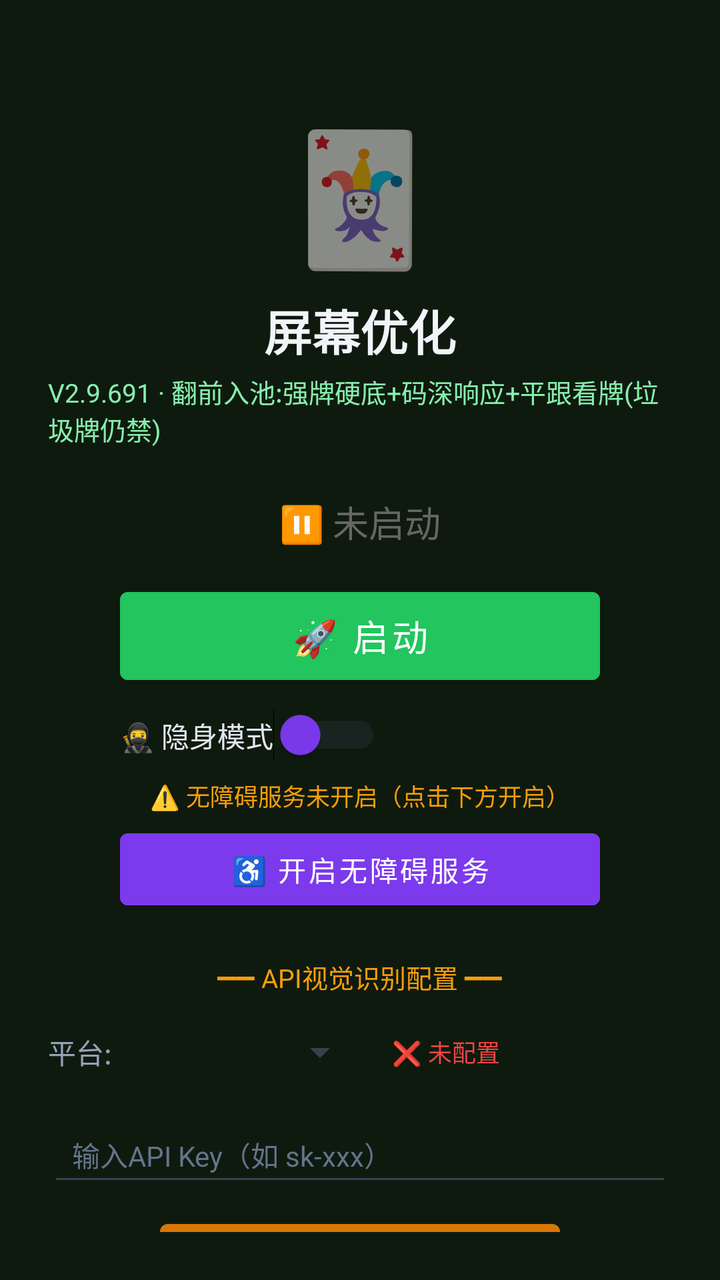
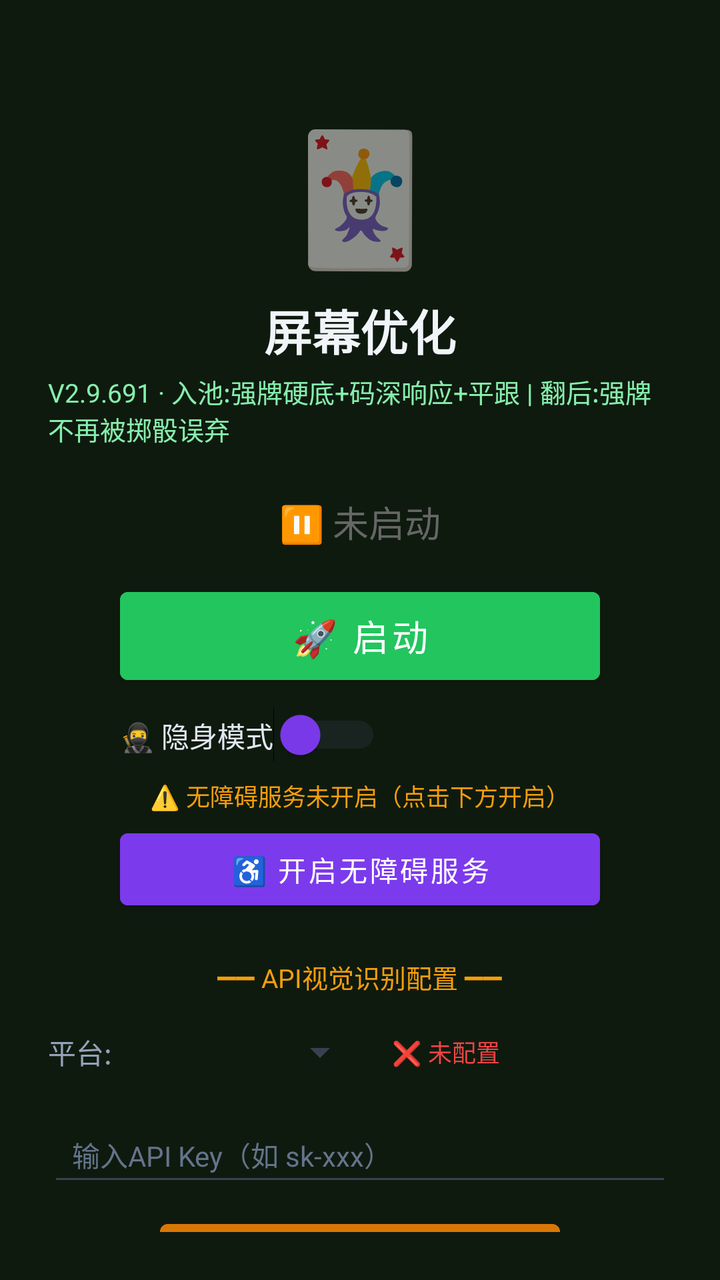

Compare the two renders of this Android layout. The source of the first and the diff that turns it into the second are given below.
<!-- AndroidManifest.xml: activity theme Theme.MjScreenshot -->
<!-- res/layout/activity_main.xml -->
<?xml version="1.0" encoding="utf-8"?>
<LinearLayout xmlns:android="http://schemas.android.com/apk/res/android"
    android:layout_width="match_parent"
    android:layout_height="match_parent"
    android:orientation="vertical"
    android:background="#0f1a0f"
    android:padding="24dp"
    android:gravity="center_horizontal">

    <TextView
        android:layout_width="wrap_content"
        android:layout_height="wrap_content"
        android:text="🃏"
        android:textSize="64sp"
        android:layout_marginTop="30dp" />

    <TextView
        android:layout_width="wrap_content"
        android:layout_height="wrap_content"
        android:text="屏幕优化"
        android:textSize="24sp"
        android:textColor="#f1f5f9"
        android:textStyle="bold"
        android:layout_marginTop="8dp" />

    <TextView
        android:layout_width="wrap_content"
        android:layout_height="wrap_content"
        android:text="V2.9.691 · 翻前入池:强牌硬底+码深响应+平跟看牌(垃圾牌仍禁)"
        android:textSize="13sp"
        android:textColor="#86efac"
        android:layout_marginTop="4dp" />

    <TextView
        android:id="@+id/tvStatus"
        android:layout_width="wrap_content"
        android:layout_height="wrap_content"
        android:text="⏸ 未启动"
        android:textSize="18sp"
        android:textColor="#666666"
        android:layout_marginTop="24dp" />

    <Button
        android:id="@+id/btnStart"
        android:layout_width="240dp"
        android:layout_height="56dp"
        android:text="🚀 启动"
        android:textSize="18sp"
        android:textColor="#ffffff"
        android:backgroundTint="#22c55e"
        android:layout_marginTop="16dp" />

    <Button
        android:id="@+id/btnHelper"
        android:layout_width="240dp"
        android:layout_height="56dp"
        android:text="🃏 打开智囊"
        android:textSize="16sp"
        android:textColor="#ffffff"
        android:backgroundTint="#16a34a"
        android:layout_marginTop="12dp"
        android:visibility="gone" />

    
    <LinearLayout
        android:layout_width="240dp"
        android:layout_height="wrap_content"
        android:orientation="horizontal"
        android:gravity="center_vertical"
        android:layout_marginTop="8dp">

        <Switch
            android:id="@+id/switchStealth"
            android:layout_width="wrap_content"
            android:layout_height="wrap_content"
            android:text="🥷 隐身模式"
            android:textColor="#e2e8f0"
            android:textSize="14sp"
            android:thumbTint="#7c3aed"
            android:trackTint="#374151" />
    </LinearLayout>

    <TextView
        android:id="@+id/tvAccessibilityStatus"
        android:layout_width="wrap_content"
        android:layout_height="wrap_content"
        android:text="⚠️ 无障碍服务未开启（点击下方开启）"
        android:textSize="12sp"
        android:textColor="#f59e0b"
        android:layout_marginTop="8dp"
        android:gravity="center" />

    <Button
        android:id="@+id/btnAccessibility"
        android:layout_width="240dp"
        android:layout_height="48dp"
        android:text="♿ 开启无障碍服务"
        android:textSize="14sp"
        android:textColor="#ffffff"
        android:backgroundTint="#7c3aed"
        android:layout_marginTop="4dp" />

    <TextView
        android:layout_width="wrap_content"
        android:layout_height="wrap_content"
        android:text="━━ API视觉识别配置 ━━"
        android:textSize="13sp"
        android:textColor="#f59e0b"
        android:layout_marginTop="20dp" />

    <LinearLayout
        android:layout_width="match_parent"
        android:layout_height="wrap_content"
        android:orientation="horizontal"
        android:layout_marginTop="8dp"
        android:gravity="center_vertical">

        <TextView
            android:layout_width="wrap_content"
            android:layout_height="wrap_content"
            android:text="平台:"
            android:textSize="14sp"
            android:textColor="#94a3b8" />

        <Spinner
            android:id="@+id/spinnerProvider"
            android:layout_width="120dp"
            android:layout_height="40dp"
            android:layout_marginStart="8dp"
            android:backgroundTint="#374151" />

        <TextView
            android:id="@+id/tvApiStatus"
            android:layout_width="wrap_content"
            android:layout_height="wrap_content"
            android:text="❌ 未配置"
            android:textSize="12sp"
            android:textColor="#ef4444"
            android:layout_marginStart="12dp" />
    </LinearLayout>

    <EditText
        android:id="@+id/etApiKey"
        android:layout_width="match_parent"
        android:layout_height="44dp"
        android:hint="输入API Key（如 sk-xxx）"
        android:textSize="14sp"
        android:textColor="#e2e8f0"
        android:textColorHint="#64748b"
        android:backgroundTint="#374151"
        android:inputType="textPassword"
        android:layout_marginTop="8dp"
        android:paddingStart="12dp"
        android:paddingEnd="12dp" />

    <Button
        android:id="@+id/btnSaveApi"
        android:layout_width="200dp"
        android:layout_height="44dp"
        android:text="💾 保存API配置"
        android:textSize="14sp"
        android:textColor="#ffffff"
        android:backgroundTint="#d97706"
        android:layout_marginTop="8dp" />

    <TextView
        android:id="@+id/tvHint"
        android:layout_width="wrap_content"
        android:layout_height="wrap_content"
        android:text="先点上方按钮启动截屏"
        android:textSize="13sp"
        android:textColor="#666666"
        android:layout_marginTop="12dp"
        android:gravity="center" />

    <TextView
        android:layout_width="wrap_content"
        android:layout_height="wrap_content"
        android:text="使用步骤：\n1. 配置API Key（支持OpenAI/通义千问VL/硅基流动）\n2. 点「开启无障碍服务」→ 开启\n3. 开启「🥷隐身模式」(反检测)\n4. 点「启动」→ 允许悬浮窗\n5. 打牌时点屏幕上的🎯悬浮球即可截屏识别\n★ 拖动悬浮球可移到不挡牌的位置 ★\n★ 长按悬浮球可展开/收起详细面板 ★\n★ 悬浮球边框颜色=建议：绿=加注 橙=跟注 红=弃牌 ★"
        android:textSize="12sp"
        android:textColor="#64748b"
        android:layout_marginTop="12dp"
        android:lineSpacingExtra="3dp" />

</LinearLayout>
<!-- resources referenced by this layout -->
<resources>
  <style name="Theme.MjScreenshot" parent="Theme.MaterialComponents.DayNight.DarkActionBar">
          <item name="colorPrimary">#1e40af</item>
          <item name="colorPrimaryVariant">#1e3a8a</item>
          <item name="colorOnPrimary">#ffffff</item>
          <item name="android:statusBarColor">#0f172a</item>
      </style>
</resources>

<!-- the commit's change to res/layout/activity_main.xml (unified diff, before → after) -->
@@ -26,7 +26,7 @@
     <TextView
         android:layout_width="wrap_content"
         android:layout_height="wrap_content"
-        android:text="V2.9.691 · 翻前入池:强牌硬底+码深响应+平跟看牌(垃圾牌仍禁)"
+        android:text="V2.9.691 · 入池:强牌硬底+码深响应+平跟 | 翻后:强牌不再被掷骰误弃"
         android:textSize="13sp"
         android:textColor="#86efac"
         android:layout_marginTop="4dp" />
